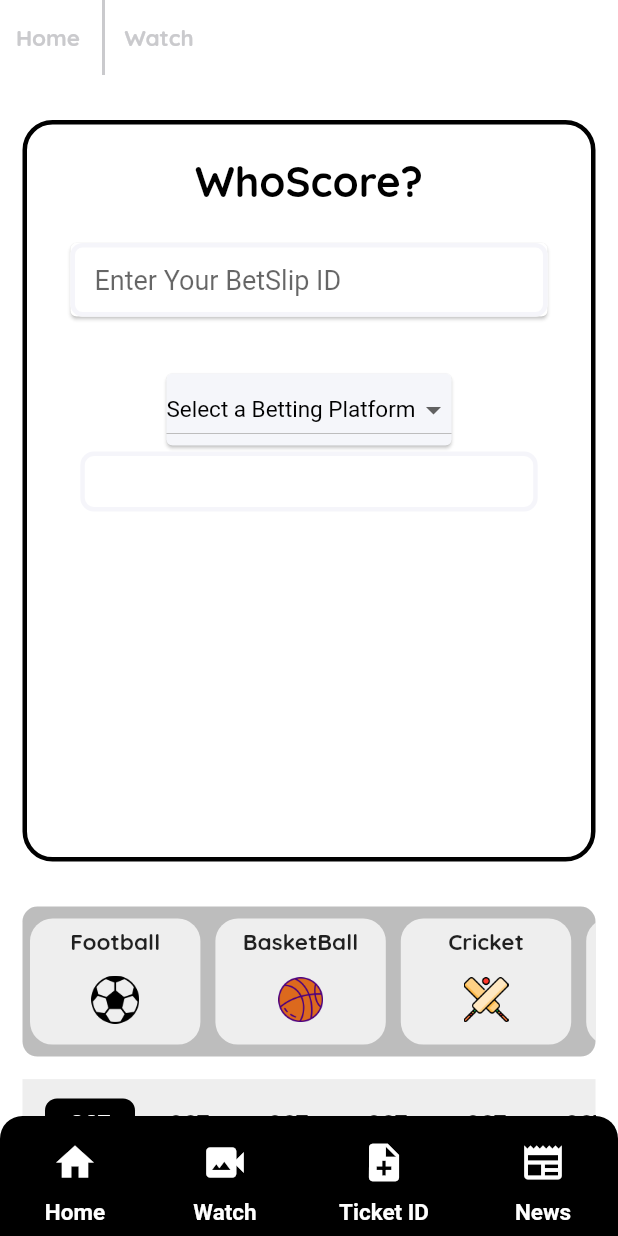
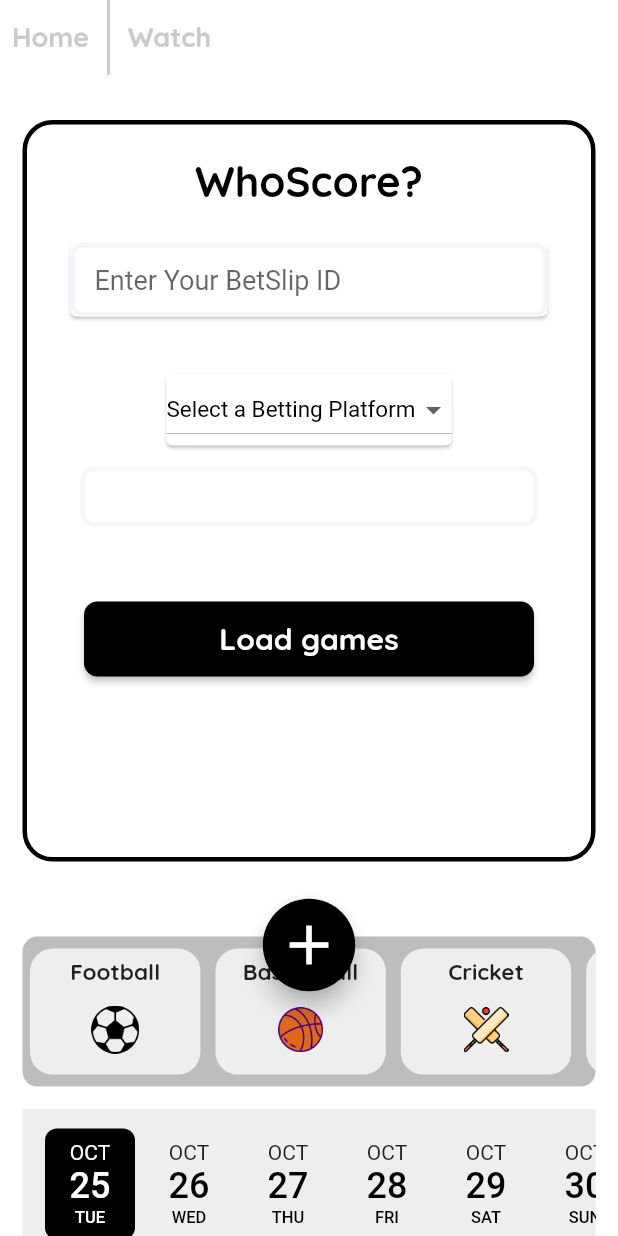
Before and after one commit to Oluwamayowa247/whoscore, a Flutter app: the HomeScreen screen opened directly, on a phone screen of 412 x 824 dp. Run offline on Flutter 3.47's test engine with Material 2 defaults, Android fonts, the phone set to English and light mode, and no system bars; drawn by our look-alikes of date_picker_timeline; our stand-ins replace lottie, shared_preferences, smooth_page_indicator; missing offline and left inert: scroll_navigation; accounts and stored records are empty; network calls fail; Roboto replaces fonts that are missing (FuzzyBubbles).

Commit message:
addition of floating action button

```diff
--- a/lib/screens/homescreen.dart
+++ b/lib/screens/homescreen.dart
@@ -1,9 +1,9 @@
 import 'package:flutter/material.dart';
 import 'package:whoscore/model/sports_category_model.dart';
-import 'package:whoscore/screens/bottom_nav_bar.dart';
+// import 'package:whoscore/screens/bottom_nav_bar.dart';
 import 'package:whoscore/screens/dateview.dart';
 import 'package:whoscore/screens/matchview.dart';
-import 'package:whoscore/screens/ticketidpage.dart';
+// import 'package:whoscore/screens/ticketidpage.dart';
 import 'package:whoscore/screens/ticketview.dart';
 import 'package:whoscore/sizeconfig/size_config.dart';
 
@@ -15,6 +15,23 @@ class HomeScreen extends StatelessWidget {
     SizeConfig().init(context);
     return SafeArea(
       child: Scaffold(
+        floatingActionButtonLocation: FloatingActionButtonLocation.centerFloat,
+        floatingActionButton: Transform.scale(
+          scale: 1.1,
+          child: Padding(
+            padding: const EdgeInsets.symmetric(horizontal: 50.0, vertical: 150),
+            child: FloatingActionButton(
+              isExtended: true,
+              onPressed: () {},
+              backgroundColor: Colors.black,
+              foregroundColor: Colors.white,
+              child: Icon(
+                Icons.add,
+                size: 40,
+              ),
+            ),
+          ),
+        ),
         body: SingleChildScrollView(
           child: Column(
             crossAxisAlignment: CrossAxisAlignment.start,
@@ -30,7 +47,7 @@ class HomeScreen extends StatelessWidget {
                         'Home',
                         style: TextStyle(
                           fontFamily: 'Quicksand',
-                            fontSize: 15,
+                          fontSize: 18,
                           fontWeight: FontWeight.w600,
                           color: Color.fromARGB(255, 202, 202, 205),
                         ),
@@ -47,7 +64,7 @@ class HomeScreen extends StatelessWidget {
                         'Watch',
                         style: TextStyle(
                           fontFamily: 'Quicksand',
-                            fontSize: 15,
+                          fontSize: 18,
                           fontWeight: FontWeight.w600,
                           color: Color.fromARGB(255, 202, 202, 205),
                         ),
@@ -56,22 +73,22 @@ class HomeScreen extends StatelessWidget {
                   ],
                 ),
               ),
-
               const SizedBox(
                 height: 10,
               ),
               TicketView(),
+
               SizedBox(
-                  height: 30,
+                height: 50,
               ),
+
               Container(
                 width: SizeConfig.screenWidth!,
                 height: 100,
                 decoration: BoxDecoration(
                     color: Colors.grey.shade400,
                     borderRadius: BorderRadius.circular(10)),
-                  margin:
-                      const EdgeInsets.only(bottom: 10, left: 15, right: 15),
+                margin: const EdgeInsets.only(bottom: 10, left: 15, right: 15),
                 child: ListView.builder(
                     scrollDirection: Axis.horizontal,
                     itemCount: 6,
@@ -130,7 +147,8 @@ class HomeScreen extends StatelessWidget {
           ),
         ),
         backgroundColor: Colors.white,
-          bottomNavigationBar: const BottomNavBar()),
+        // bottomNavigationBar: const BottomNavBar()
+      ),
     );
   }
 }
--- a/lib/screens/ticketview.dart
+++ b/lib/screens/ticketview.dart
@@ -64,7 +64,7 @@ class _TicketViewState extends State<TicketView> {
                       height: 30,
                     ),
                     Card(
-                      color: Color(0xffF5F6FA),
+                      color: Colors.white,
                       child: DropdownButton(
                           focusColor: Color(0xffF5F6FA),
                           items: <String>[
@@ -98,6 +98,9 @@ class _TicketViewState extends State<TicketView> {
                             });
                           }),
                     ),
+                    SizedBox(
+                      height: 10,
+                    ),
                     Container(
                       width: SizeConfig.screenWidth! * 0.74,
                       height: 40,
@@ -114,6 +117,30 @@ class _TicketViewState extends State<TicketView> {
                         ),
                       ),
                     ),
+                    SizedBox(
+                      height: 50,
+                    ),
+                    ElevatedButton(
+                      style: ButtonStyle(
+                        shape: MaterialStateProperty.all(RoundedRectangleBorder(
+                            borderRadius: BorderRadius.circular(9))),
+                        backgroundColor:
+                            const MaterialStatePropertyAll(Colors.black),
+                        minimumSize: const MaterialStatePropertyAll(
+                          Size(300, 50),
+                        ),
+                      ),
+                      onPressed: () {},
+                      child: Text(
+                        'Load games',
+                        style: TextStyle(
+                            fontSize: 20,
+                            fontFamily: 'Quicksand',
+                            fontWeight: FontWeight.w700),
+                      ),
+                    ),
+
+
                   ],
                 ),
               ),
```
Lines whose indentation alone changed are shown as unchanged.
